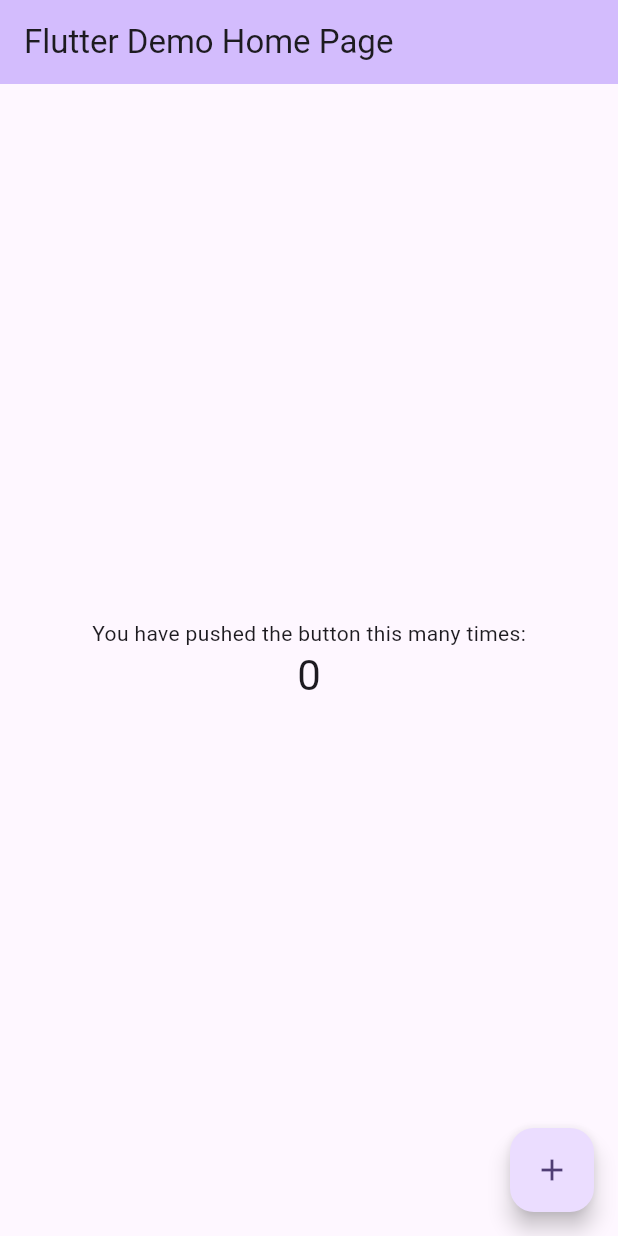
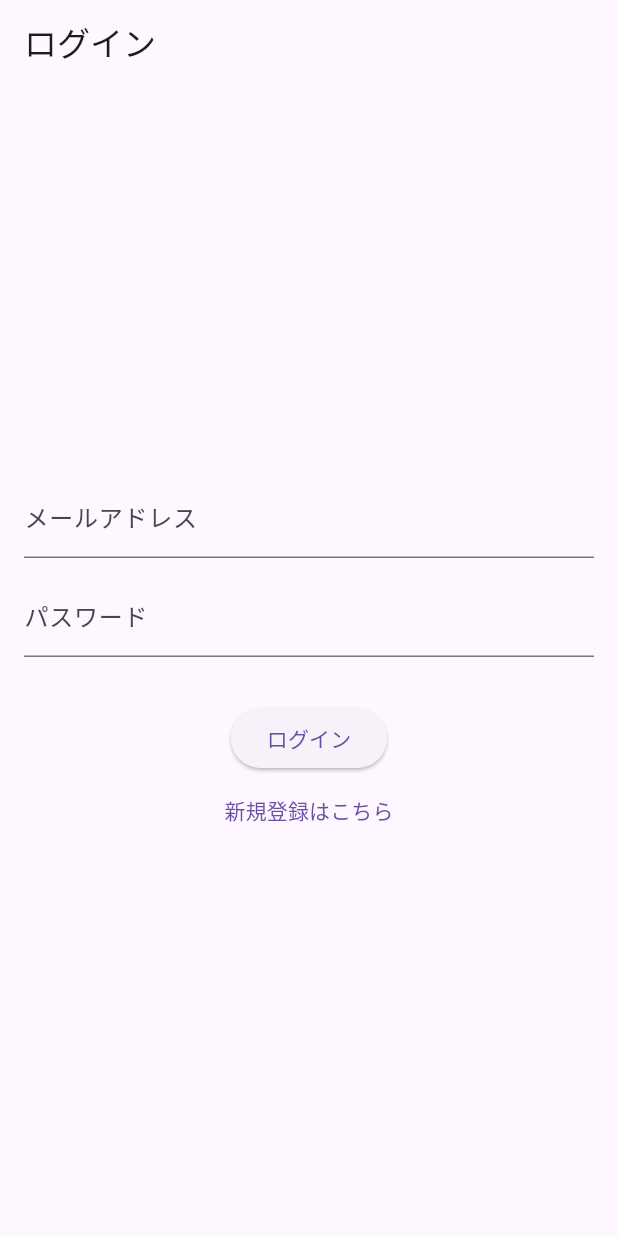
Before and after one commit to jin170424/yonrio-app, a Flutter app: the screen it shows after launch, on a phone screen of 412 x 824 dp. Run offline on Flutter 3.47's test engine with Material 3 defaults, Android fonts, the phone set to English and light mode, and no system bars; our stand-ins replace isar, share_plus; accounts and stored records are empty; generated files the repository leaves out were written again.

Commit message:
文字起こしアプリ骨組

```diff
--- a/lib/main.dart
+++ b/lib/main.dart
@@ -1,4 +1,10 @@
 import 'package:flutter/material.dart';
+// 日本語の日付表示などに対応させる設定
+import 'package:flutter_localizations/flutter_localizations.dart';
+
+// 先ほど作ったホーム画面のファイルを読み込む
+// ※ "voice_app" の部分は pubspec.yaml の name と同じにする
+import 'package:voice_app/screens/login_screen.dart';
 
 void main() {
   runApp(const MyApp());
@@ -7,116 +13,28 @@ void main() {
 class MyApp extends StatelessWidget {
   const MyApp({super.key});
 
-  // This widget is the root of your application.
   @override
   Widget build(BuildContext context) {
     return MaterialApp(
-      title: 'Flutter Demo',
+      title: '文字起こしアプリ',
+      // 日本語対応の設定（カレンダーなどが日本語になります）
+      localizationsDelegates: const [
+        GlobalMaterialLocalizations.delegate,
+        GlobalWidgetsLocalizations.delegate,
+        GlobalCupertinoLocalizations.delegate,
+      ],
+      supportedLocales: const [
+        Locale('ja', 'JP'), // 日本語
+      ],
+
+      // アプリのテーマカラー（今回は青）
       theme: ThemeData(
-        // This is the theme of your application.
-        //
-        // TRY THIS: Try running your application with "flutter run". You'll see
-        // the application has a purple toolbar. Then, without quitting the app,
-        // try changing the seedColor in the colorScheme below to Colors.green
-        // and then invoke "hot reload" (save your changes or press the "hot
-        // reload" button in a Flutter-supported IDE, or press "r" if you used
-        // the command line to start the app).
-        //
-        // Notice that the counter didn't reset back to zero; the application
-        // state is not lost during the reload. To reset the state, use hot
-        // restart instead.
-        //
-        // This works for code too, not just values: Most code changes can be
-        // tested with just a hot reload.
-        colorScheme: ColorScheme.fromSeed(seedColor: Colors.deepPurple),
+        primarySwatch: Colors.blue,
+        useMaterial3: true, // 新しいデザインを有効化
       ),
-      home: const MyHomePage(title: 'Flutter Demo Home Page'),
+
+      // アプリ起動時に最初に表示する画面
+      home: const LoginScreen(),
     );
   }
 }
-
-class MyHomePage extends StatefulWidget {
-  const MyHomePage({super.key, required this.title});
-
-  // This widget is the home page of your application. It is stateful, meaning
-  // that it has a State object (defined below) that contains fields that affect
-  // how it looks.
-
-  // This class is the configuration for the state. It holds the values (in this
-  // case the title) provided by the parent (in this case the App widget) and
-  // used by the build method of the State. Fields in a Widget subclass are
-  // always marked "final".
-
-  final String title;
-
-  @override
-  State<MyHomePage> createState() => _MyHomePageState();
-}
-
-class _MyHomePageState extends State<MyHomePage> {
-  int _counter = 0;
-
-  void _incrementCounter() {
-    setState(() {
-      // This call to setState tells the Flutter framework that something has
-      // changed in this State, which causes it to rerun the build method below
-      // so that the display can reflect the updated values. If we changed
-      // _counter without calling setState(), then the build method would not be
-      // called again, and so nothing would appear to happen.
-      _counter++;
-    });
-  }
-
-  @override
-  Widget build(BuildContext context) {
-    // This method is rerun every time setState is called, for instance as done
-    // by the _incrementCounter method above.
-    //
-    // The Flutter framework has been optimized to make rerunning build methods
-    // fast, so that you can just rebuild anything that needs updating rather
-    // than having to individually change instances of widgets.
-    return Scaffold(
-      appBar: AppBar(
-        // TRY THIS: Try changing the color here to a specific color (to
-        // Colors.amber, perhaps?) and trigger a hot reload to see the AppBar
-        // change color while the other colors stay the same.
-        backgroundColor: Theme.of(context).colorScheme.inversePrimary,
-        // Here we take the value from the MyHomePage object that was created by
-        // the App.build method, and use it to set our appbar title.
-        title: Text(widget.title),
-      ),
-      body: Center(
-        // Center is a layout widget. It takes a single child and positions it
-        // in the middle of the parent.
-        child: Column(
-          // Column is also a layout widget. It takes a list of children and
-          // arranges them vertically. By default, it sizes itself to fit its
-          // children horizontally, and tries to be as tall as its parent.
-          //
-          // Column has various properties to control how it sizes itself and
-          // how it positions its children. Here we use mainAxisAlignment to
-          // center the children vertically; the main axis here is the vertical
-          // axis because Columns are vertical (the cross axis would be
-          // horizontal).
-          //
-          // TRY THIS: Invoke "debug painting" (choose the "Toggle Debug Paint"
-          // action in the IDE, or press "p" in the console), to see the
-          // wireframe for each widget.
-          mainAxisAlignment: MainAxisAlignment.center,
-          children: <Widget>[
-            const Text('You have pushed the button this many times:'),
-            Text(
-              '$_counter',
-              style: Theme.of(context).textTheme.headlineMedium,
-            ),
-          ],
-        ),
-      ),
-      floatingActionButton: FloatingActionButton(
-        onPressed: _incrementCounter,
-        tooltip: 'Increment',
-        child: const Icon(Icons.add),
-      ), // This trailing comma makes auto-formatting nicer for build methods.
-    );
-  }
-}
--- /dev/null
+++ b/lib/screens/login_screen.dart
@@ -0,0 +1,71 @@
+import 'package:flutter/material.dart';
+import 'home_screen.dart'; // ログインできたらホームへ
+
+class LoginScreen extends StatefulWidget {
+  const LoginScreen({super.key});
+
+  @override
+  State<LoginScreen> createState() => _LoginScreenState();
+}
+
+class _LoginScreenState extends State<LoginScreen> {
+  // 入力された文字を管理するもの
+  final _emailController = TextEditingController();
+  final _passwordController = TextEditingController();
+  bool _isLoginMode = true; // ログインか、新規登録か
+
+  @override
+  Widget build(BuildContext context) {
+    return Scaffold(
+      appBar: AppBar(title: Text(_isLoginMode ? 'ログイン' : '新規登録')),
+      body: Padding(
+        padding: const EdgeInsets.all(16.0),
+        child: Column(
+          mainAxisAlignment: MainAxisAlignment.center,
+          children: [
+            // メールアドレス入力
+            TextField(
+              controller: _emailController,
+              decoration: const InputDecoration(labelText: 'メールアドレス'),
+            ),
+            const SizedBox(height: 10),
+
+            // パスワード入力
+            TextField(
+              controller: _passwordController,
+              decoration: const InputDecoration(labelText: 'パスワード'),
+              obscureText: true, // パスワードを隠す
+            ),
+            const SizedBox(height: 30),
+
+            // 実行ボタン
+            ElevatedButton(
+              onPressed: () {
+                // TODO: ここにAWS Cognitoのログイン処理を書く
+                print("Email: ${_emailController.text}");
+                print("Pass: ${_passwordController.text}");
+
+                // 【ダミー】とりあえず無条件でホームへ進む
+                Navigator.pushReplacement(
+                  context,
+                  MaterialPageRoute(builder: (context) => const HomeScreen()),
+                );
+              },
+              child: Text(_isLoginMode ? 'ログイン' : '登録する'),
+            ),
+
+            // モード切替ボタン
+            TextButton(
+              onPressed: () {
+                setState(() {
+                  _isLoginMode = !_isLoginMode;
+                });
+              },
+              child: Text(_isLoginMode ? '新規登録はこちら' : 'ログインはこちら'),
+            ),
+          ],
+        ),
+      ),
+    );
+  }
+}
--- /dev/null
+++ b/lib/services/gemini_service.dart
@@ -0,0 +1,30 @@
+import 'dart:async';
+
+class GeminiService {
+  final String _apiKey = 'YOUR_API_KEY_HERE';
+
+  // 1. 文字起こし (ダミー)
+  Future<String> transcribeAudio(String audioPath) async {
+    await Future.delayed(const Duration(seconds: 2));
+    return "これはGeminiによる文字起こしのテスト結果です。\n"
+           "本日の会議では、新しいアプリ開発の進捗について議論しました。\n"
+           "Aさん: データベースの実装は完了しました。\n"
+           "Bさん: デザインの調整が必要です。";
+  }
+
+  // 2. 要約 (ダミー)
+  Future<String> summarizeText(String text) async {
+    await Future.delayed(const Duration(seconds: 2));
+    return "【要約結果】\n"
+           "・DB実装完了\n"
+           "・デザイン調整が必要\n"
+           "・次のマイルストーンを確認";
+  }
+
+  // 3. 翻訳 (追加)
+  Future<String> translateText(String text) async {
+    await Future.delayed(const Duration(seconds: 2));
+    return "This is a test result of transcription by Gemini.\n"
+           "In today's meeting, we discussed the progress of the new app development.";
+  }
+}
```
Also changed, not shown: lib/models/recording.dart (added, +34 -0 lines), lib/screens/home_screen.dart (added, +48 -0 lines), lib/screens/recording_screen.dart (added, +64 -0 lines), lib/screens/result_screen.dart (added, +109 -0 lines), lib/screens/share_screen.dart (added, +64 -0 lines), pubspec.yaml (+32 -72 lines), lib/models/recording.g.dart (added), 8 other files.
